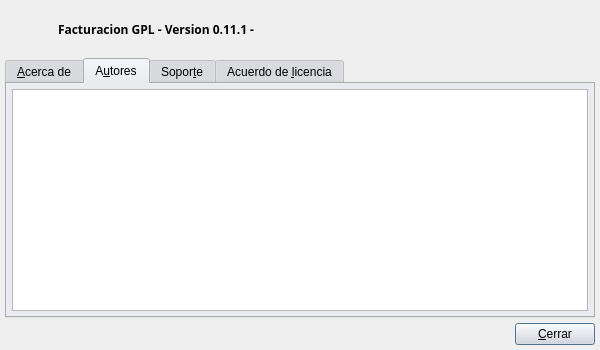
This is bulmages/bulmafact/src/bfaboutbase.ui in eboladev/Bulmages-1 as Qt 5 draws it before an edit. The edited form follows.
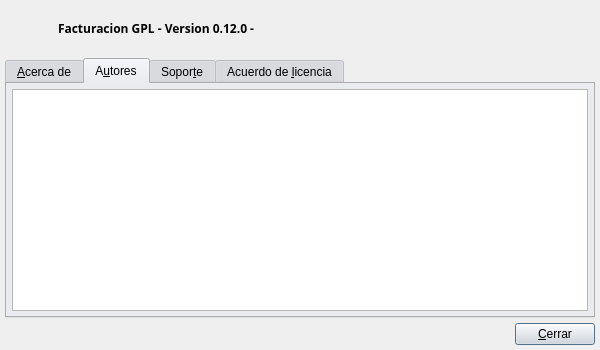
This is the edited form. The open tabs and pages were chosen to show the change. Icons and pictures are not drawn.

Commit message: Cambios de version a 0.12.0

The edit to the form file:
```diff
--- a/bulmages/bulmafact/src/bfaboutbase.ui
+++ b/bulmages/bulmafact/src/bfaboutbase.ui
@@ -565,8 +565,12 @@
            <strikeout>false</strikeout>
           </font>
          </property>
-         <property name="text" >
-          <string>Facturacion GPL - Version 0.11.1 -</string>
+         <property name="text">
+          <string>&lt;!DOCTYPE HTML PUBLIC &quot;-//W3C//DTD HTML 4.0//EN&quot; &quot;http://www.w3.org/TR/REC-html40/strict.dtd&quot;&gt;
+&lt;html&gt;&lt;head&gt;&lt;meta name=&quot;qrichtext&quot; content=&quot;1&quot; /&gt;&lt;style type=&quot;text/css&quot;&gt;
+p, li { white-space: pre-wrap; }
+&lt;/style&gt;&lt;/head&gt;&lt;body style=&quot; font-family:'Sans Serif'; font-size:9pt; font-weight:600; font-style:normal;&quot;&gt;
+&lt;p style=&quot; margin-top:0px; margin-bottom:0px; margin-left:0px; margin-right:0px; -qt-block-indent:0; text-indent:0px;&quot;&gt;Facturacion GPL - Version 0.12.0 -&lt;/p&gt;&lt;/body&gt;&lt;/html&gt;</string>
          </property>
         </widget>
        </item>
@@ -734,7 +738,7 @@
    </item>
   </layout>
  </widget>
- <layoutdefault spacing="5" margin="5" />
+ <layoutdefault spacing="5" margin="5"/>
  <resources>
   <include location="../../bulmages.qrc" />
  </resources>
```
Left out of the diff: 471 changed lines with no effect on the pictures. The commit also changes 20 other files.
